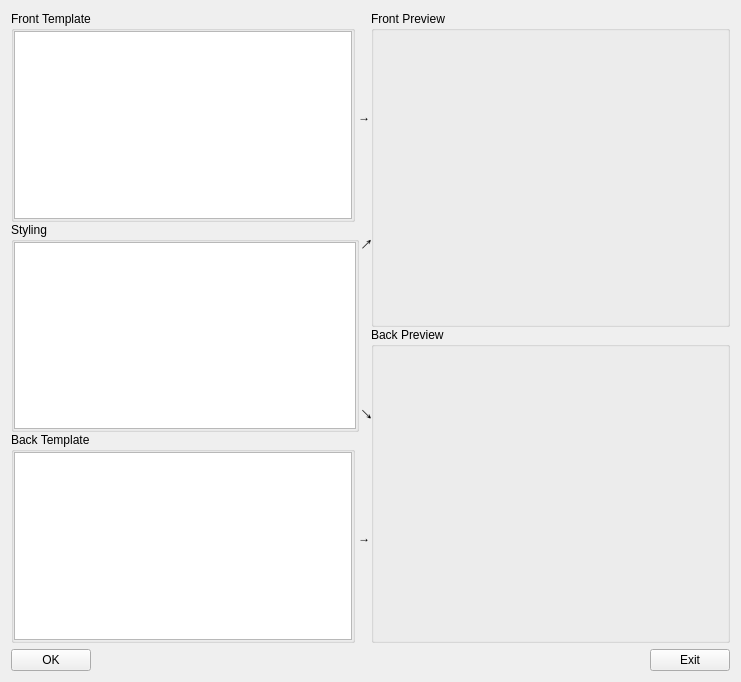
Before: the Qt Designer form mnemosyne/mnemosyne/pyqt_ui/edit_M_sided_card_type_dlg.ui in mnemosyne-proj/mnemosyne, drawn with Qt 5.
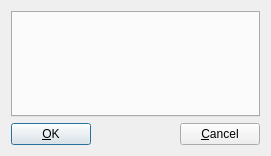
After: the same form once the commit is applied. Custom widgets are drawn as their Qt base class.

```diff
--- a/mnemosyne/mnemosyne/pyqt_ui/edit_M_sided_card_type_dlg.ui
+++ b/mnemosyne/mnemosyne/pyqt_ui/edit_M_sided_card_type_dlg.ui
@@ -6,325 +6,40 @@
    <rect>
     <x>0</x>
     <y>0</y>
-    <width>741</width>
-    <height>682</height>
+    <width>271</width>
+    <height>156</height>
    </rect>
   </property>
-  <property name="sizePolicy">
-   <sizepolicy hsizetype="Expanding" vsizetype="Preferred">
-    <horstretch>0</horstretch>
-    <verstretch>0</verstretch>
-   </sizepolicy>
-  </property>
   <property name="windowTitle">
    <string>Form</string>
   </property>
-  <layout class="QVBoxLayout" name="verticalLayout_5">
+  <layout class="QVBoxLayout" name="verticalLayout_2">
    <item>
-    <layout class="QVBoxLayout" name="verticalLayout_3">
+    <layout class="QVBoxLayout" name="verticalLayout">
      <item>
-      <layout class="QHBoxLayout" name="horizontalLayout_5">
-       <property name="spacing">
-        <number>0</number>
+      <widget class="QTabWidget" name="tab_widget">
+       <property name="currentIndex">
+        <number>-1</number>
        </property>
-       <item>
-        <layout class="QVBoxLayout" name="verticalLayout">
-         <item>
-          <layout class="QHBoxLayout" name="horizontalLayout_4">
-           <property name="spacing">
-            <number>0</number>
-           </property>
-           <item>
-            <widget class="QGroupBox" name="groupBox_6">
-             <property name="sizePolicy">
-              <sizepolicy hsizetype="Expanding" vsizetype="Expanding">
-               <horstretch>0</horstretch>
-               <verstretch>0</verstretch>
-              </sizepolicy>
-             </property>
-             <property name="title">
-              <string>Front Template</string>
-             </property>
-             <layout class="QHBoxLayout" name="horizontalLayout_6">
-              <property name="spacing">
-               <number>0</number>
-              </property>
-              <property name="leftMargin">
-               <number>0</number>
-              </property>
-              <property name="topMargin">
-               <number>0</number>
-              </property>
-              <property name="rightMargin">
-               <number>0</number>
-              </property>
-              <property name="bottomMargin">
-               <number>0</number>
-              </property>
-              <item>
-               <widget class="QTextEdit" name="front_template"/>
-              </item>
-             </layout>
-            </widget>
-           </item>
-           <item>
-            <widget class="QLabel" name="label1_2">
-             <property name="text">
-              <string> →</string>
-             </property>
-            </widget>
-           </item>
-          </layout>
-         </item>
-         <item>
-          <layout class="QHBoxLayout" name="horizontalLayout">
-           <property name="spacing">
-            <number>0</number>
-           </property>
-           <item>
-            <widget class="QGroupBox" name="groupBox_3">
-             <property name="sizePolicy">
-              <sizepolicy hsizetype="Expanding" vsizetype="Expanding">
-               <horstretch>0</horstretch>
-               <verstretch>0</verstretch>
-              </sizepolicy>
-             </property>
-             <property name="title">
-              <string>Styling</string>
-             </property>
-             <layout class="QVBoxLayout" name="tlayout2">
-              <property name="spacing">
-               <number>0</number>
-              </property>
-              <property name="leftMargin">
-               <number>0</number>
-              </property>
-              <property name="topMargin">
-               <number>0</number>
-              </property>
-              <property name="rightMargin">
-               <number>0</number>
-              </property>
-              <property name="bottomMargin">
-               <number>0</number>
-              </property>
-              <item>
-               <widget class="QTextEdit" name="css"/>
-              </item>
-             </layout>
-            </widget>
-           </item>
-           <item>
-            <layout class="QVBoxLayout" name="verticalLayout_4">
-             <property name="spacing">
-              <number>0</number>
-             </property>
-             <item>
-              <spacer name="verticalSpacer">
-               <property name="orientation">
-                <enum>Qt::Vertical</enum>
-               </property>
-               <property name="sizeType">
-                <enum>QSizePolicy::Preferred</enum>
-               </property>
-               <property name="sizeHint" stdset="0">
-                <size>
-                 <width>1</width>
-                 <height>15</height>
-                </size>
-               </property>
-              </spacer>
-             </item>
-             <item>
-              <widget class="QLabel" name="labelc1">
-               <property name="text">
-                <string> ↗</string>
-               </property>
-              </widget>
-             </item>
-             <item>
-              <spacer name="verticalSpacer_2">
-               <property name="orientation">
-                <enum>Qt::Vertical</enum>
-               </property>
-               <property name="sizeHint" stdset="0">
-                <size>
-                 <width>1</width>
-                 <height>40</height>
-                </size>
-               </property>
-              </spacer>
-             </item>
-             <item>
-              <widget class="QLabel" name="labelc2">
-               <property name="text">
-                <string> ↘</string>
-               </property>
-              </widget>
-             </item>
-             <item>
-              <spacer name="verticalSpacer_3">
-               <property name="orientation">
-                <enum>Qt::Vertical</enum>
-               </property>
-               <property name="sizeType">
-                <enum>QSizePolicy::Preferred</enum>
-               </property>
-               <property name="sizeHint" stdset="0">
-                <size>
-                 <width>1</width>
-                 <height>10</height>
-                </size>
-               </property>
-              </spacer>
-             </item>
-            </layout>
-           </item>
-          </layout>
-         </item>
-         <item>
-          <layout class="QHBoxLayout" name="horizontalLayout_2">
-           <property name="spacing">
-            <number>0</number>
-           </property>
-           <item>
-            <widget class="QGroupBox" name="groupBox_2">
-             <property name="sizePolicy">
-              <sizepolicy hsizetype="Expanding" vsizetype="Expanding">
-               <horstretch>0</horstretch>
-               <verstretch>0</verstretch>
-              </sizepolicy>
-             </property>
-             <property name="title">
-              <string>Back Template</string>
-             </property>
-             <layout class="QHBoxLayout" name="horizontalLayout_7">
-              <property name="spacing">
-               <number>0</number>
-              </property>
-              <property name="leftMargin">
-               <number>0</number>
-              </property>
-              <property name="topMargin">
-               <number>0</number>
-              </property>
-              <property name="rightMargin">
-               <number>0</number>
-              </property>
-              <property name="bottomMargin">
-               <number>0</number>
-              </property>
-              <item>
-               <widget class="QTextEdit" name="back_template"/>
-              </item>
-             </layout>
-            </widget>
-           </item>
-           <item>
-            <widget class="QLabel" name="label1_3">
-             <property name="text">
-              <string> →</string>
-             </property>
-            </widget>
-           </item>
-          </layout>
-         </item>
-        </layout>
-       </item>
-       <item>
-        <layout class="QVBoxLayout" name="verticalLayout_2">
-         <property name="spacing">
-          <number>0</number>
-         </property>
-         <item>
-          <widget class="QGroupBox" name="groupBox_5">
-           <property name="title">
-            <string>Front Preview</string>
-           </property>
-           <layout class="QHBoxLayout" name="horizontalLayout_9">
-            <item>
-             <widget class="QWebEngineView2" name="front_preview" native="true">
-              <property name="sizePolicy">
-               <sizepolicy hsizetype="Expanding" vsizetype="Expanding">
-                <horstretch>0</horstretch>
-                <verstretch>0</verstretch>
-               </sizepolicy>
-              </property>
-              <property name="minimumSize">
-               <size>
-                <width>295</width>
-                <height>50</height>
-               </size>
-              </property>
-              <property name="focusPolicy">
-               <enum>Qt::StrongFocus</enum>
-              </property>
-              <property name="acceptDrops">
-               <bool>false</bool>
-              </property>
-              <property name="url" stdset="0">
-               <url>
-                <string>about:blank</string>
-               </url>
-              </property>
-             </widget>
-            </item>
-           </layout>
-          </widget>
-         </item>
-         <item>
-          <widget class="QGroupBox" name="groupBox_4">
-           <property name="title">
-            <string>Back Preview</string>
-           </property>
-           <layout class="QHBoxLayout" name="horizontalLayout_8">
-            <item>
-             <widget class="QWebEngineView2" name="back_preview" native="true">
-              <property name="sizePolicy">
-               <sizepolicy hsizetype="Expanding" vsizetype="Expanding">
-                <horstretch>0</horstretch>
-                <verstretch>0</verstretch>
-               </sizepolicy>
-              </property>
-              <property name="minimumSize">
-               <size>
-                <width>295</width>
-                <height>50</height>
-               </size>
-              </property>
-              <property name="focusPolicy">
-               <enum>Qt::StrongFocus</enum>
-              </property>
-              <property name="acceptDrops">
-               <bool>false</bool>
-              </property>
-              <property name="url" stdset="0">
-               <url>
-                <string>about:blank</string>
-               </url>
-              </property>
-             </widget>
-            </item>
-           </layout>
-           <zorder>back_preview</zorder>
-           <zorder></zorder>
-          </widget>
-         </item>
-        </layout>
-       </item>
-      </layout>
+      </widget>
      </item>
      <item>
-      <layout class="QHBoxLayout" name="horizontalLayout_3">
+      <layout class="QHBoxLayout" name="horizontalLayout">
        <item>
         <widget class="QPushButton" name="ok_button">
          <property name="text">
-          <string>OK</string>
+          <string>&amp;OK</string>
+         </property>
+         <property name="autoDefault">
+          <bool>true</bool>
+         </property>
+         <property name="default">
+          <bool>true</bool>
          </property>
         </widget>
        </item>
        <item>
-        <spacer name="horizontalSpacer">
+        <spacer name="horizontalSpacer_2">
          <property name="orientation">
           <enum>Qt::Horizontal</enum>
          </property>
@@ -337,9 +52,12 @@
         </spacer>
        </item>
        <item>
-        <widget class="QPushButton" name="exit_button">
+        <widget class="QPushButton" name="cancel_button">
          <property name="text">
-          <string>Exit</string>
+          <string>&amp;Cancel</string>
+         </property>
+         <property name="autoDefault">
+          <bool>true</bool>
          </property>
         </widget>
        </item>
@@ -362,16 +80,7 @@
   <zorder>label1_3</zorder>
   <zorder>label1_3</zorder>
  </widget>
- <customwidgets>
-  <customwidget>
-   <class>QWebEngineView2</class>
-   <extends>QWidget</extends>
-   <header>mnemosyne/pyqt_ui/qwebengineview2</header>
-  </customwidget>
- </customwidgets>
- <resources>
-  <include location="../../../../../anki/designer/icons.qrc"/>
- </resources>
+ <resources/>
  <connections>
   <connection>
    <sender>exit_button</sender>
```
Left out of the diff: 39 changed lines with no effect on the pictures.
